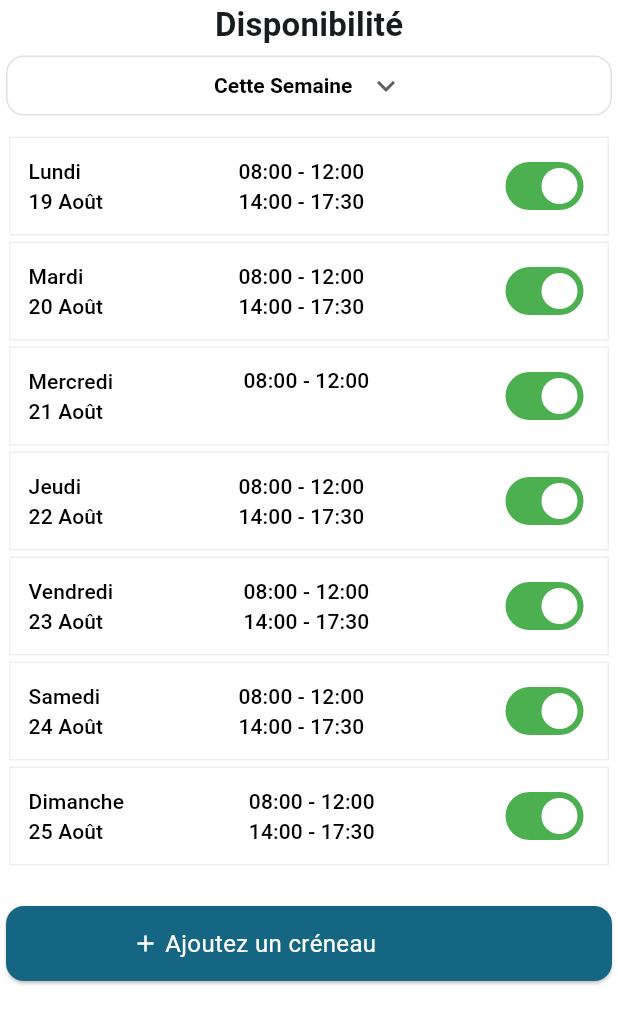
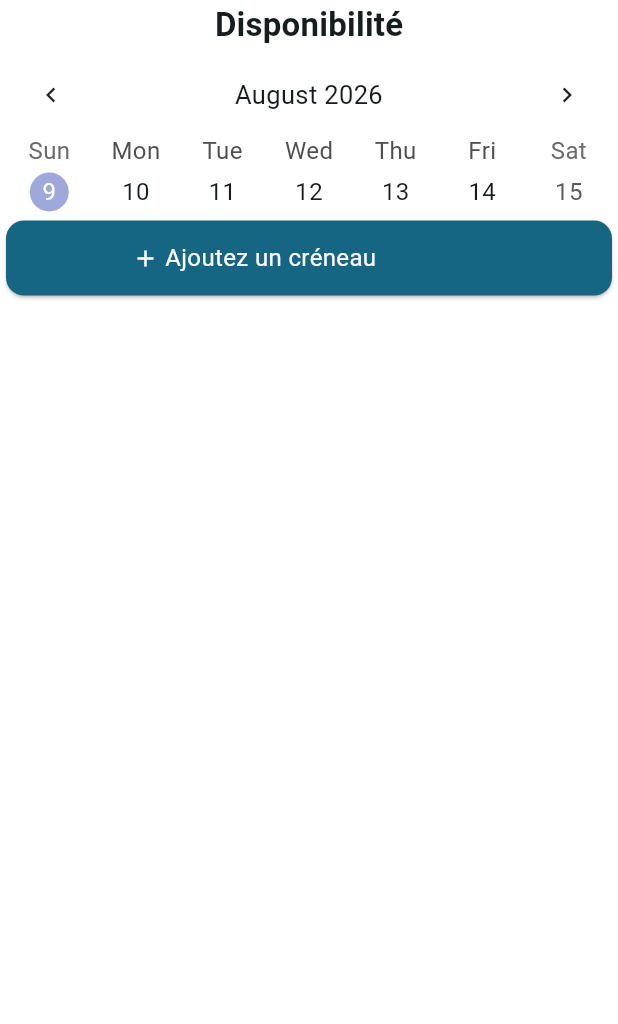
Before and after one commit to eunicemeye18/MediCare, a Flutter app: the DisponibilityScreen screen opened directly, on a phone screen of 412 x 824 dp. Shown: the top 1024 px of the screen. Run offline on Flutter 3.47's test engine with Material 3 defaults, Android fonts, the phone set to English and light mode, and no system bars; drawn by our look-alikes of table_calendar; our stand-ins replace go_router, pinput, smooth_page_indicator; missing offline and left inert: feda_flutter; Roboto replaces fonts that are missing (inter).

Commit message:
Nouvelles Modifications

```diff
--- a/lib/doctors/screens/disponibility_screen.dart
+++ b/lib/doctors/screens/disponibility_screen.dart
@@ -1,6 +1,5 @@
 import 'package:flutter/material.dart';
-import 'package:medicare_v2/widgets/FilterDropdown.dart';
-import 'package:medicare_v2/widgets/disponibility_doctor_card.dart';
+import 'package:table_calendar/table_calendar.dart';
 
 class DisponibilityScreen extends StatefulWidget {
   const DisponibilityScreen({super.key});
@@ -10,6 +9,8 @@ class DisponibilityScreen extends StatefulWidget {
 }
 
 class _DisponibilityScreenState extends State<DisponibilityScreen> {
+  DateTime _focusedDay = DateTime.now();
+  DateTime? _selectedDay;
   @override
   Widget build(BuildContext context) {
     return Scaffold(
@@ -29,63 +30,95 @@ class _DisponibilityScreenState extends State<DisponibilityScreen> {
                 child: Column(
                   crossAxisAlignment: CrossAxisAlignment.start,
                   children: [
-                    Filterdropdown(
-                      values: [
-                        "Cette Semaine",
-                        "Ce Mois",
-                        "Mois Prochain",
-                        "Choisir une date",
-                      ],
-                      hint: "Cette Semaine",
+                    TableCalendar(
+                      focusedDay: _focusedDay,
+                      firstDay: DateTime.now(),
+                      lastDay: DateTime.now().add(Duration(days: 365)),
+                      calendarFormat: CalendarFormat.week,
+                      availableCalendarFormats: const {
+                        CalendarFormat.week: 'Semaine',
+                      },
+                      rowHeight: 38,
+                      daysOfWeekHeight: 20,
+                      headerStyle: HeaderStyle(
+                        formatButtonVisible: false,
+                        titleCentered: true,
+                        leftChevronIcon: Icon(Icons.chevron_left, size: 20),
+                        rightChevronIcon: Icon(Icons.chevron_right, size: 20),
+                        headerPadding: EdgeInsets.symmetric(vertical: 4),
+                      ),
+                      selectedDayPredicate: (day) =>
+                          isSameDay(_selectedDay, day),
+                      onDaySelected: (selectedDay, focusedDay) {
+                        setState(() {
+                          _selectedDay = selectedDay;
+                          _focusedDay = focusedDay;
+                        });
+                      },
                     ),
-                    SizedBox(height: 12),
-                    DisponibilityDoctorCard(
-                      textDay: "Lundi",
-                      textDate: "19 Août",
-                      textHourOne: "08:00 - 12:00",
-                      textHourTwo: "14:00 - 17:30",
-                    ),
-                    DisponibilityDoctorCard(
-                      textDay: "Mardi",
-                      textDate: "20 Août",
-                      textHourOne: "08:00 - 12:00",
-                      textHourTwo: "14:00 - 17:30",
-                    ),
-                    DisponibilityDoctorCard(
-                      textDay: "Mercredi",
-                      textDate: "21 Août",
-                      textHourOne: "08:00 - 12:00",
-                      textHourTwo: "",
-                    ),
-                    DisponibilityDoctorCard(
-                      textDay: "Jeudi",
-                      textDate: "22 Août",
-                      textHourOne: "08:00 - 12:00",
-                      textHourTwo: "14:00 - 17:30",
-                    ),
-                    DisponibilityDoctorCard(
-                      textDay: "Vendredi",
-                      textDate: "23 Août",
-                      textHourOne: "08:00 - 12:00",
-                      textHourTwo: "14:00 - 17:30",
-                    ),
-                    DisponibilityDoctorCard(
-                      textDay: "Samedi",
-                      textDate: "24 Août",
-                      textHourOne: "08:00 - 12:00",
-                      textHourTwo: "14:00 - 17:30",
-                    ),
-                    DisponibilityDoctorCard(
-                      textDay: "Dimanche",
-                      textDate: "25 Août",
-                      textHourOne: "08:00 - 12:00",
-                      textHourTwo: "14:00 - 17:30",
-                    ),
-                    // DisponibilityDoctorCard(text: '08:00 - 10:00'),
-                    // DisponibilityDoctorCard(text: '10:30 - 12:30'),
-                    // DisponibilityDoctorCard(text: '14:00 - 16:00'),
-                    // DisponibilityDoctorCard(text: '16:30 - 18:30'),
-                    SizedBox(height: 25),
+                    // CalendarDatePicker(
+                    //   firstDate: DateTime.now(),
+                    //   initialDate: DateTime.now(),
+                    //   lastDate: DateTime.now().add(Duration(days: 365)),
+                    //   onDateChanged: (DateTime value) {},
+                    // ),
+                    // Filterdropdown(
+                    //   values: [
+                    //     "Cette Semaine",
+                    //     "Ce Mois",
+                    //     "Mois Prochain",
+                    //     "Choisir une date",
+                    //   ],
+                    //   hint: "Cette Semaine",
+                    // ),
+                    // SizedBox(height: 12),
+                    // DisponibilityDoctorCard(
+                    //   textDay: "Lundi",
+                    //   textDate: "19 Août",
+                    //   textHourOne: "08:00 - 12:00",
+                    //   textHourTwo: "14:00 - 17:30",
+                    // ),
+                    // DisponibilityDoctorCard(
+                    //   textDay: "Mardi",
+                    //   textDate: "20 Août",
+                    //   textHourOne: "08:00 - 12:00",
+                    //   textHourTwo: "14:00 - 17:30",
+                    // ),
+                    // DisponibilityDoctorCard(
+                    //   textDay: "Mercredi",
+                    //   textDate: "21 Août",
+                    //   textHourOne: "08:00 - 12:00",
+                    //   textHourTwo: "",
+                    // ),
+                    // DisponibilityDoctorCard(
+                    //   textDay: "Jeudi",
+                    //   textDate: "22 Août",
+                    //   textHourOne: "08:00 - 12:00",
+                    //   textHourTwo: "14:00 - 17:30",
+                    // ),
+                    // DisponibilityDoctorCard(
+                    //   textDay: "Vendredi",
+                    //   textDate: "23 Août",
+                    //   textHourOne: "08:00 - 12:00",
+                    //   textHourTwo: "14:00 - 17:30",
+                    // ),
+                    // DisponibilityDoctorCard(
+                    //   textDay: "Samedi",
+                    //   textDate: "24 Août",
+                    //   textHourOne: "08:00 - 12:00",
+                    //   textHourTwo: "14:00 - 17:30",
+                    // ),
+                    // DisponibilityDoctorCard(
+                    //   textDay: "Dimanche",
+                    //   textDate: "25 Août",
+                    //   textHourOne: "08:00 - 12:00",
+                    //   textHourTwo: "14:00 - 17:30",
+                    // ),
+                    // // DisponibilityDoctorCard(text: '08:00 - 10:00'),
+                    // // DisponibilityDoctorCard(text: '10:30 - 12:30'),
+                    // // DisponibilityDoctorCard(text: '14:00 - 16:00'),
+                    // // DisponibilityDoctorCard(text: '16:30 - 18:30'),
+                    // SizedBox(height: 25),
                     SizedBox(
                       width: double.infinity,
                       height: 50,
@@ -95,7 +128,7 @@ class _DisponibilityScreenState extends State<DisponibilityScreen> {
                             context,
                           ).colorScheme.primary,
                           shape: RoundedRectangleBorder(
-                            borderRadius: BorderRadiusGeometry.circular(12),
+                            borderRadius: BorderRadius.circular(12),
                           ),
                         ),
                         onPressed: () {},
--- a/lib/widgets/custom_text_form_field.dart
+++ b/lib/widgets/custom_text_form_field.dart
@@ -9,7 +9,8 @@ class CustomTextFormField extends StatefulWidget {
     super.key,
     required this.controller,
     required this.hintText,
-    this.suffixIcon, this.prefixIcon,
+    this.suffixIcon,
+    this.prefixIcon,
   });
 
   @override
@@ -20,7 +21,7 @@ class _CustomTextFormFieldState extends State<CustomTextFormField> {
   @override
   Widget build(BuildContext context) {
     return SizedBox(
-      width: 320,
+      width: double.infinity,
       child: TextFormField(
         controller: widget.controller,
         style: TextStyle(color: Colors.black),
--- a/pubspec.yaml
+++ b/pubspec.yaml
@@ -42,6 +42,7 @@ dependencies:
   image_picker: ^1.2.3
   feda_flutter: ^1.0.1
   url_launcher: ^6.3.2
+  table_calendar: ^3.2.0
   # kkiapay_flutter_sdk: ^1.3.4
 
 dev_dependencies:
```
Also changed, not shown: pubspec.lock.
